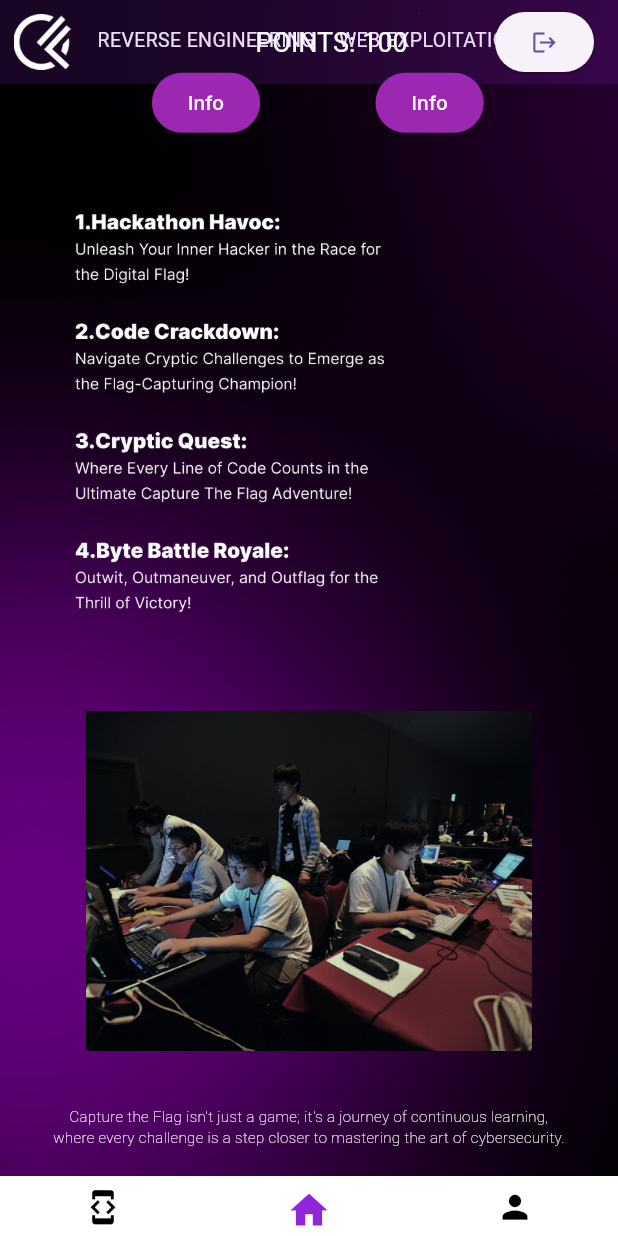
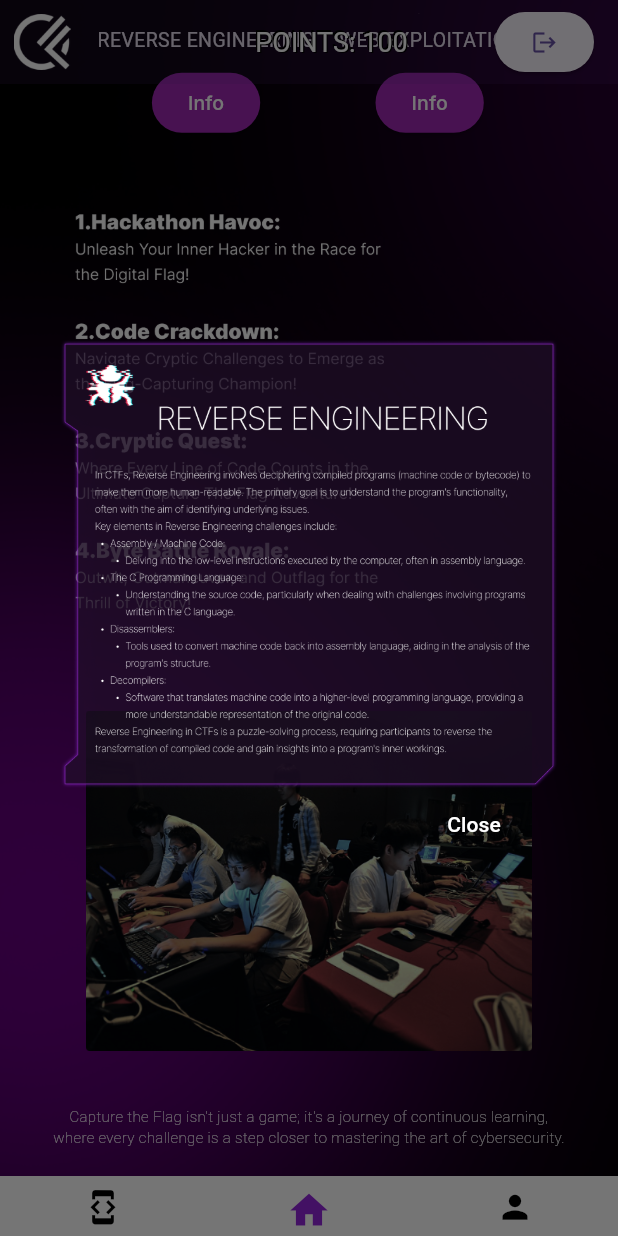
Before and after one commit to Michochi/Code-Fusion-Mobile-App, a Flutter app: the screen it shows after launch, scrolled down 718 dp, after a tap on "Info", on a phone screen of 412 x 824 dp. Run offline on Flutter 3.47's test engine with Material 3 defaults, Android fonts, the phone set to English and light mode, and no system bars; our stand-ins replace animated_text_kit, firebase_auth, firebase_core, google_fonts, shared_preferences; accounts and stored records are empty.

Commit message:
added some shadow and images

```diff
--- a/lib/screens/homeScreen.dart
+++ b/lib/screens/homeScreen.dart
@@ -96,12 +96,21 @@ class _HomescreenState extends State<Homescreen> {
                     crossAxisSpacing: 16.0,
                     physics: const NeverScrollableScrollPhysics(),
                     children: [
-                      buildCategoryContainer('assets/Cryptography.png',
-                          'CRYPTOGRAPHY', screenWidth),
-                      buildCategoryContainer('assets/Binary.png',
-                          'BINARY EXPLOITATION', screenWidth),
                       buildCategoryContainer(
-                          'assets/Forensics.png', 'FORENSICS', screenWidth),
+                          'assets/Cryptography.png',
+                          'CRYPTOGRAPHY',
+                          screenWidth,
+                          'assets/CryptoFrame.png'),
+                      buildCategoryContainer(
+                          'assets/Binary.png',
+                          'BINARY EXPLOITATION',
+                          screenWidth,
+                          'assets/BinaryFrame.png'),
+                      buildCategoryContainer(
+                          'assets/Forensics.png',
+                          'FORENSICS',
+                          screenWidth,
+                          'assets/ForensicsFRAME.png'),
                     ],
                   ),
                   const SizedBox(height: 20),
@@ -110,11 +119,17 @@ class _HomescreenState extends State<Homescreen> {
                     child: Row(
                       mainAxisAlignment: MainAxisAlignment.center,
                       children: [
-                        buildCategoryContainer('assets/Reverse.png',
-                            'REVERSE ENGINEERING', screenWidth),
+                        buildCategoryContainer(
+                            'assets/Reverse.png',
+                            'REVERSE ENGINEERING',
+                            screenWidth,
+                            'assets/ReverseFrame.png'),
                         const SizedBox(width: 16),
                         buildCategoryContainer(
-                            'assets/Web.png', 'WEB EXPLOITATION', screenWidth),
+                            'assets/Web.png',
+                            'WEB EXPLOITATION',
+                            screenWidth,
+                            'assets/WebFrame.png'),
                       ],
                     ),
                   ),
@@ -122,7 +137,7 @@ class _HomescreenState extends State<Homescreen> {
                     alignment: Alignment.centerLeft,
                     margin: const EdgeInsets.all(50),
                     child: Image(
-                      image: const AssetImage('assets/quest.png'),
+                      image: AssetImage('assets/quest.png'),
                       width: imageWidth2,
                     ),
                   ),
@@ -155,7 +170,7 @@ where every challenge is a step closer to mastering the art of cybersecurity.'''
   }
 
   Widget buildCategoryContainer(
-      String imagePath, String name, double screenWidth) {
+      String imagePath, String name, double screenWidth, String fullImagePath) {
     return Column(
       mainAxisSize: MainAxisSize.min,
       children: [
@@ -172,7 +187,9 @@ where every challenge is a step closer to mastering the art of cybersecurity.'''
         ),
         const SizedBox(height: 8),
         ElevatedButton(
-          onPressed: () {},
+          onPressed: () {
+            _showImageDialog(context, fullImagePath);
+          },
           style: ElevatedButton.styleFrom(
             backgroundColor: const Color(0xFF9C27B0),
           ),
@@ -182,4 +199,31 @@ where every challenge is a step closer to mastering the art of cybersecurity.'''
       ],
     );
   }
+
+  void _showImageDialog(BuildContext context, String imagePath) {
+    showDialog(
+      context: context,
+      builder: (BuildContext context) {
+        return AlertDialog(
+          backgroundColor: const Color.fromARGB(0, 0, 0, 0),
+          contentPadding: EdgeInsets.zero,
+          content: Image(
+            image: AssetImage(imagePath),
+            fit: BoxFit.cover,
+          ),
+          actions: <Widget>[
+            TextButton(
+              onPressed: () {
+                Navigator.of(context).pop();
+              },
+              child: const Text(
+                'Close',
+                style: TextStyle(color: Colors.white),
+              ),
+            ),
+          ],
+        );
+      },
+    );
+  }
 }
--- a/lib/screens/mainBodyScreen.dart
+++ b/lib/screens/mainBodyScreen.dart
@@ -40,12 +40,12 @@ class _MainBodyScreenState extends State<MainBodyScreen> {
     double screenWidth = MediaQuery.of(context).size.width;
 
     // Calculate image size based on screen width
-    double imageWidth = screenWidth * 0.95; // 80% of screen width
+    double imageWidth = screenWidth * 0.95; // 95% of screen width
     double imageHeight = imageWidth * (9 / 16);
 
     return AnnotatedRegion<SystemUiOverlayStyle>(
       value: SystemUiOverlayStyle.light.copyWith(
-        statusBarColor: Color.fromARGB(25, 183, 0, 255),
+        statusBarColor: Color.fromARGB(50, 183, 0, 255),
       ),
       child: Scaffold(
         extendBodyBehindAppBar: true,
@@ -54,7 +54,7 @@ class _MainBodyScreenState extends State<MainBodyScreen> {
             padding: const EdgeInsets.all(9.0),
             child: Image(image: AssetImage("assets/logocode.png")),
           ),
-          backgroundColor: const Color.fromARGB(25, 183, 0, 255),
+          backgroundColor: Color.fromARGB(24, 75, 0, 105),
           elevation: 0,
           title: Row(
             mainAxisAlignment: MainAxisAlignment.spaceBetween,
@@ -62,8 +62,20 @@ class _MainBodyScreenState extends State<MainBodyScreen> {
               const SizedBox(width: 40), // Placeholder for centering
               Text(
                 'POINTS: $points',
-                style:
-                    GoogleFonts.dotGothic16(color: Colors.white, fontSize: 18),
+                style: GoogleFonts.dotGothic16(
+                  color: Colors.white,
+                  fontSize: 18,
+                  shadows: [
+                    Shadow(
+                      offset: const Offset(1.0, 1.0),
+                      color: Colors.black.withOpacity(1),
+                    ),
+                    Shadow(
+                      offset: const Offset(-1.0, -1.0),
+                      color: Colors.black.withOpacity(1),
+                    ),
+                  ],
+                ),
                 textAlign: TextAlign.center,
               ),
               ElevatedButton(
--- a/pubspec.yaml
+++ b/pubspec.yaml
@@ -80,6 +80,11 @@ flutter:
     - assets/Forensics.png
     - assets/Reverse.png
     - assets/Web.png
+    - assets/BinaryFrame.png
+    - assets/CryptoFrame.png
+    - assets/ForensicsFRAME.png
+    - assets/ReverseFrame.png
+    - assets/WebFrame.png
 
   # An image asset can refer to one or more resolution-specific "variants", see
   # https://flutter.dev/assets-and-images/#resolution-aware
```
